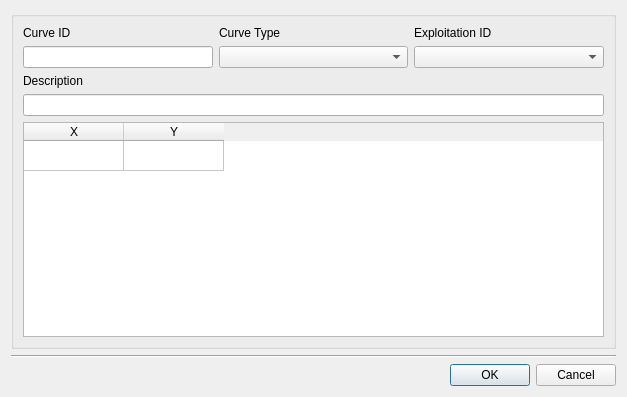
Before: the Qt Designer form core/ui/toolbars/main/nonvisual_curve.ui in ibergis/ibergis_qgis_plugin, drawn with Qt 5.
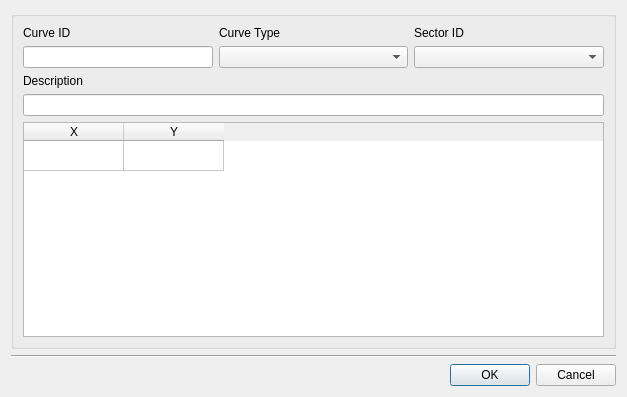
After: the same form once the commit is applied.

Commit message: WIP: nonvisual button

Diff of the .ui file:
```diff
--- a/core/ui/toolbars/main/nonvisual_curve.ui
+++ b/core/ui/toolbars/main/nonvisual_curve.ui
@@ -95,7 +95,7 @@
         <item row="0" column="2">
          <widget class="QLabel" name="lbl_expl_id">
           <property name="text">
-           <string>Exploitation ID</string>
+           <string>Sector ID</string>
           </property>
          </widget>
         </item>
```
Left out of the diff: 4 changed lines with no effect on the pictures. The commit also changes 4 other files.
